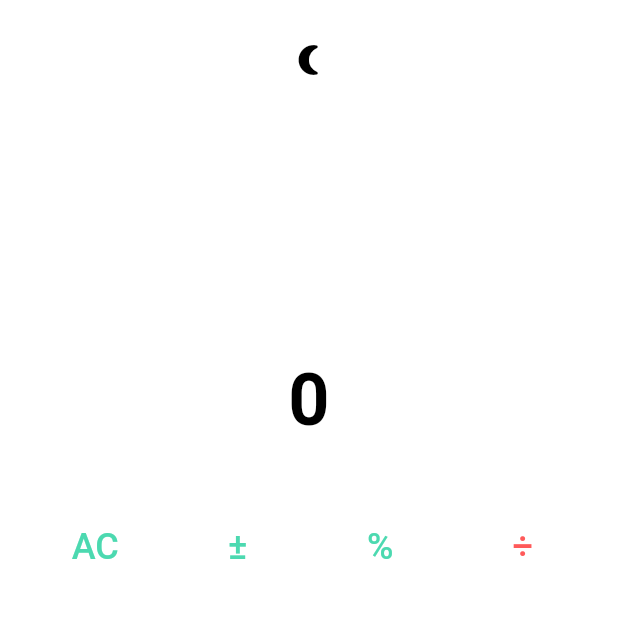
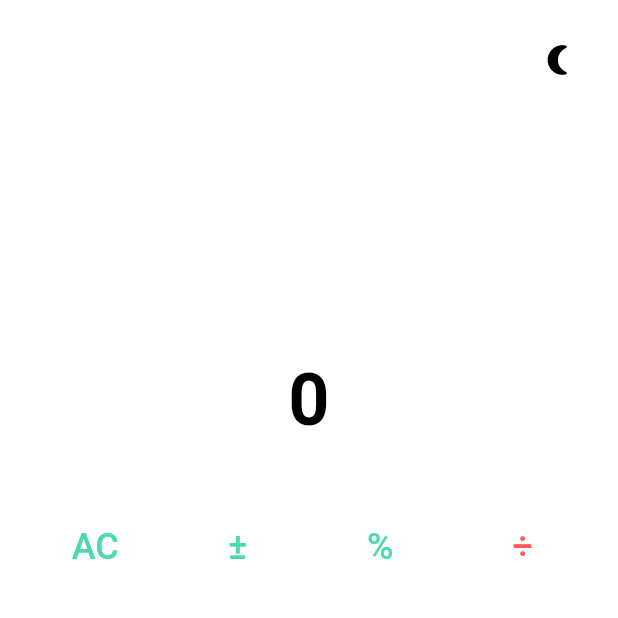
Before and after one commit to Edil-Ayehu/calculator, a Flutter app: the screen it shows after launch, on a phone screen of 412 x 824 dp, the top half of it. Run offline on Flutter 3.47's test engine with Material 3 defaults, Android fonts, the phone set to English and light mode, and no system bars; our stand-ins replace math_expressions.

Commit message:
icon position

```diff
--- a/lib/views/pages/calculator.dart
+++ b/lib/views/pages/calculator.dart
@@ -79,21 +79,15 @@ class _CalculatorState extends State<Calculator> {
         child: Column(
           children: [
             // Single Theme Toggle Icon
-            Padding(
-              padding: EdgeInsets.all(16),
-              child: Row(
-                mainAxisAlignment: MainAxisAlignment.center,
-                children: [
-                  IconButton(
-                    icon: Icon(
-                      isDarkMode
-                          ? Icons.wb_sunny_outlined
-                          : Icons.nightlight_round,
-                      color: isDarkMode ? Colors.white : Colors.black,
-                    ),
-                    onPressed: themeController.toggleTheme,
-                  ),
-                ],
+            Container(
+              alignment: Alignment.centerRight,
+              padding: const EdgeInsets.all(16),
+              child: IconButton(
+                icon: Icon(
+                  isDarkMode ? Icons.wb_sunny_outlined : Icons.nightlight_round,
+                  color: isDarkMode ? Colors.white : Colors.black,
+                ),
+                onPressed: themeController.toggleTheme,
               ),
             ),
 
```
